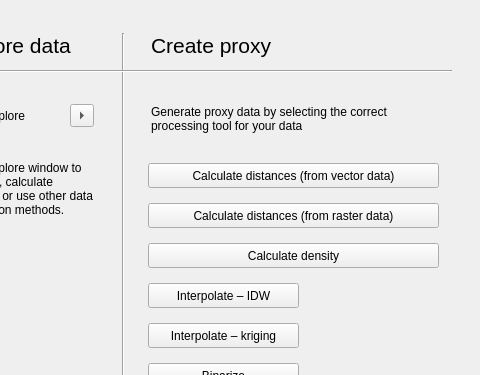
Before: the Qt Designer form eis_qgis_plugin/resources/ui/preprocess/wizard_proxy_creation.ui in GispoCoding/eis_qgis_plugin, drawn with Qt 5; both pictures show x 334 to 814 and y 0 to 375 of the 814 by 508 pixel window.
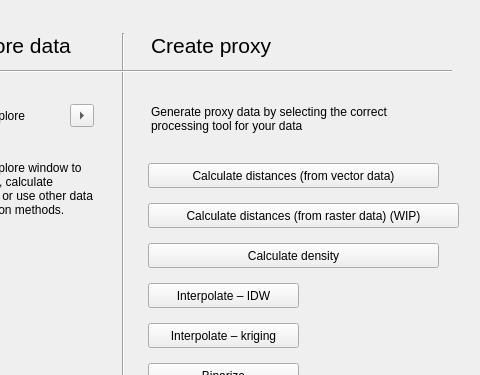
After: the same form once the commit is applied.

Commit message: Created new explore window, univariate plotting v1 ready, renamed EIS UI windows in menu

Diff of the .ui file:
```diff
--- a/eis_qgis_plugin/resources/ui/preprocess/wizard_proxy_creation.ui
+++ b/eis_qgis_plugin/resources/ui/preprocess/wizard_proxy_creation.ui
@@ -133,12 +133,12 @@
     <rect>
      <x>482</x>
      <y>203</y>
-     <width>291</width>
+     <width>311</width>
      <height>25</height>
     </rect>
    </property>
    <property name="text">
-    <string>Calculate distances (from raster data)</string>
+    <string>Calculate distances (from raster data) (WIP)</string>
    </property>
   </widget>
   <widget class="QPushButton" name="binarize_btn">
```
The commit also changes 4 other files.
